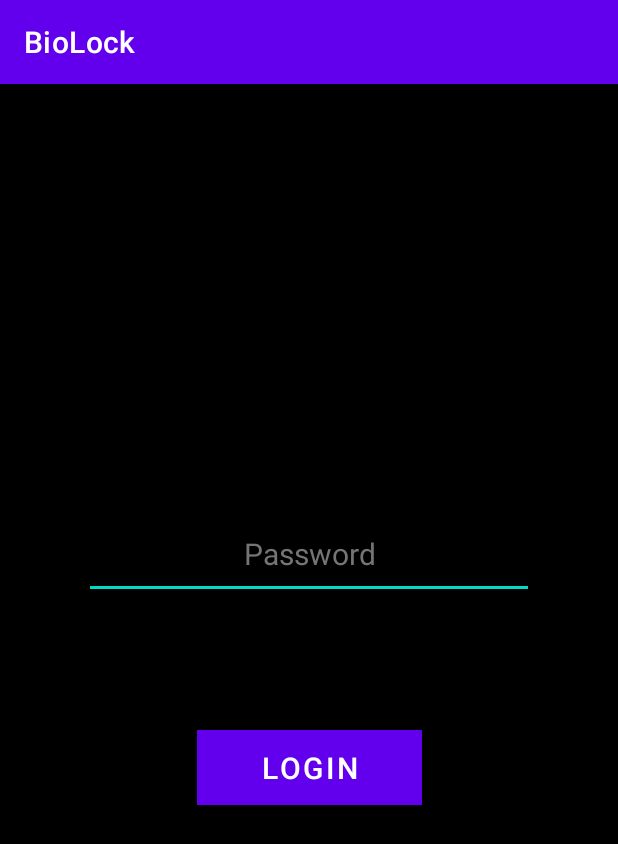
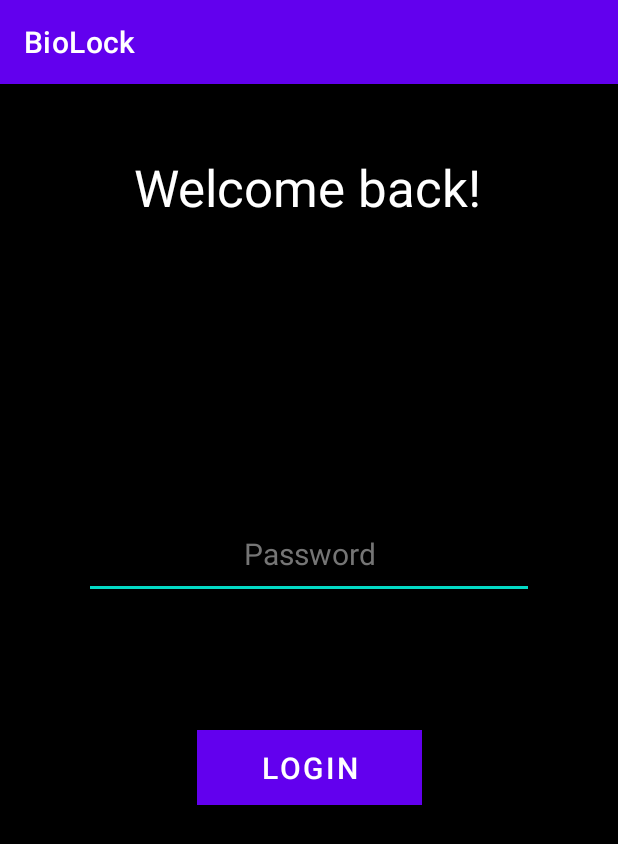
Before and after one commit to AsadShahid04/BioLock_Updated, an Android app: the Login screen opened directly, with no data from a screen before it, on a phone screen of 412 x 824 dp. Shown: the top 844 px of the screen. Run offline under Robolectric (Android 15) with nearby library versions, the phone set to English and light mode, and no system bars.

Commit message:
Update login.xml

```diff
--- a/app/src/main/res/layout/login.xml
+++ b/app/src/main/res/layout/login.xml
@@ -46,6 +46,7 @@
         android:layout_width="wrap_content"
         android:layout_height="wrap_content"
         android:text="TextView"
+        android:textColor="#FFFFFF"
         android:textSize="20sp"
         android:visibility="invisible"
         app:layout_constraintBottom_toBottomOf="parent"
@@ -55,4 +56,19 @@
         app:layout_constraintTop_toTopOf="parent"
         app:layout_constraintVertical_bias="0.2" />
 
+    <TextView
+        android:id="@+id/welcomemessage"
+        android:layout_width="wrap_content"
+        android:layout_height="wrap_content"
+        android:text="Welcome back!"
+        android:textColor="#FFFFFF"
+        android:textSize="34sp"
+        android:visibility="visible"
+        app:layout_constraintBottom_toBottomOf="parent"
+        app:layout_constraintEnd_toEndOf="parent"
+        app:layout_constraintHorizontal_bias="0.497"
+        app:layout_constraintStart_toStartOf="parent"
+        app:layout_constraintTop_toTopOf="parent"
+        app:layout_constraintVertical_bias="0.064" />
+
 </androidx.constraintlayout.widget.ConstraintLayout>
```
